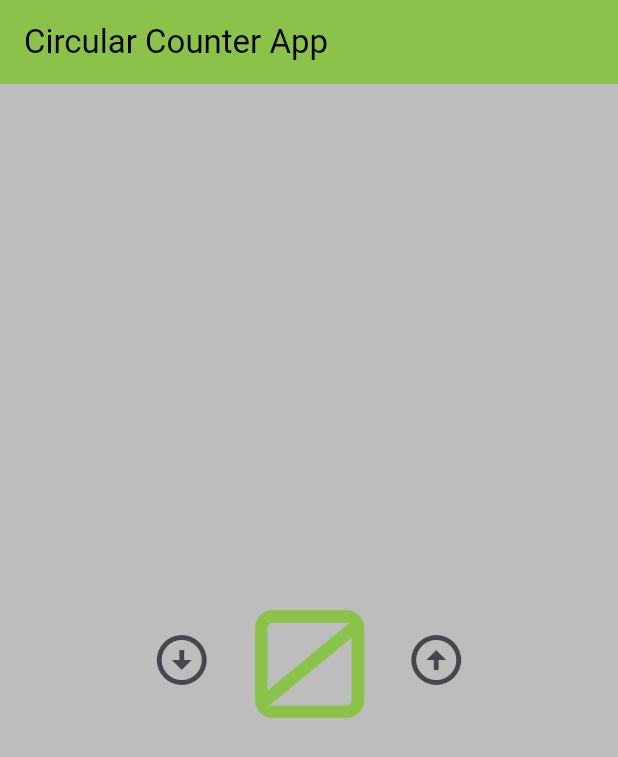
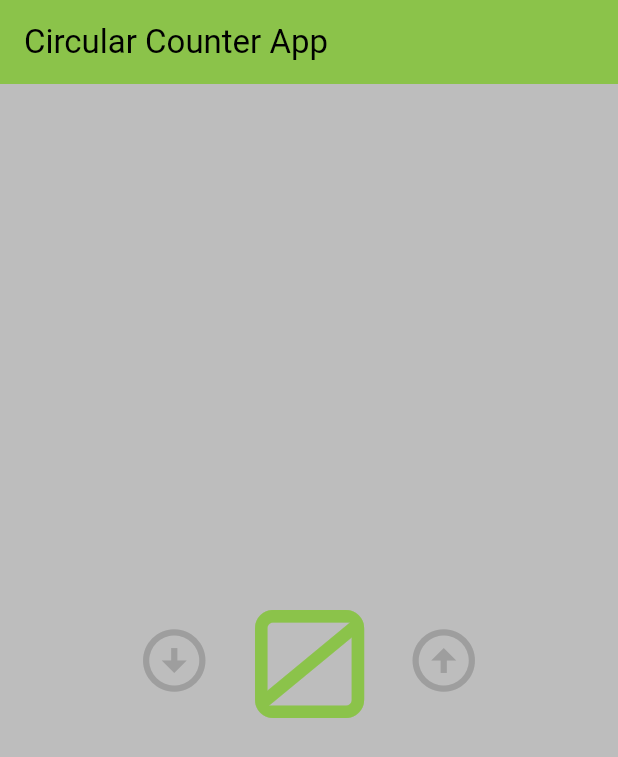
Before and after one commit to Abelabebe313/2023-project-phase-mobile-tasks, a Flutter app: the screen it shows after launch, on a phone screen of 412 x 824 dp. Shown: the top 757 px of the screen. Run offline on Flutter 3.47's test engine with Material 2 defaults, Android fonts, the light colour scheme and no system bars.

Commit message:
counter app

```diff
--- a/lib/main.dart
+++ b/lib/main.dart
@@ -69,7 +69,7 @@ class _MyHomePageState extends State<MyHomePage> {
           children: [
             IconButton(
                 onPressed: _decrementCounter,
-                icon: Icon(Icons.arrow_circle_down,size: 40,)
+                icon: Icon(Icons.arrow_circle_down,size: 50,color: Colors.grey,)
             ),
             SizedBox(width: 15,),
 
@@ -85,7 +85,7 @@ class _MyHomePageState extends State<MyHomePage> {
             SizedBox(width: 15,),
             IconButton(
                 onPressed: _incrementCounter,
-                icon: Icon(Icons.arrow_circle_up,size: 40,)
+                icon: Icon(Icons.arrow_circle_up,size: 50,color: Colors.grey,)
             ),
           ],
         ),
```
